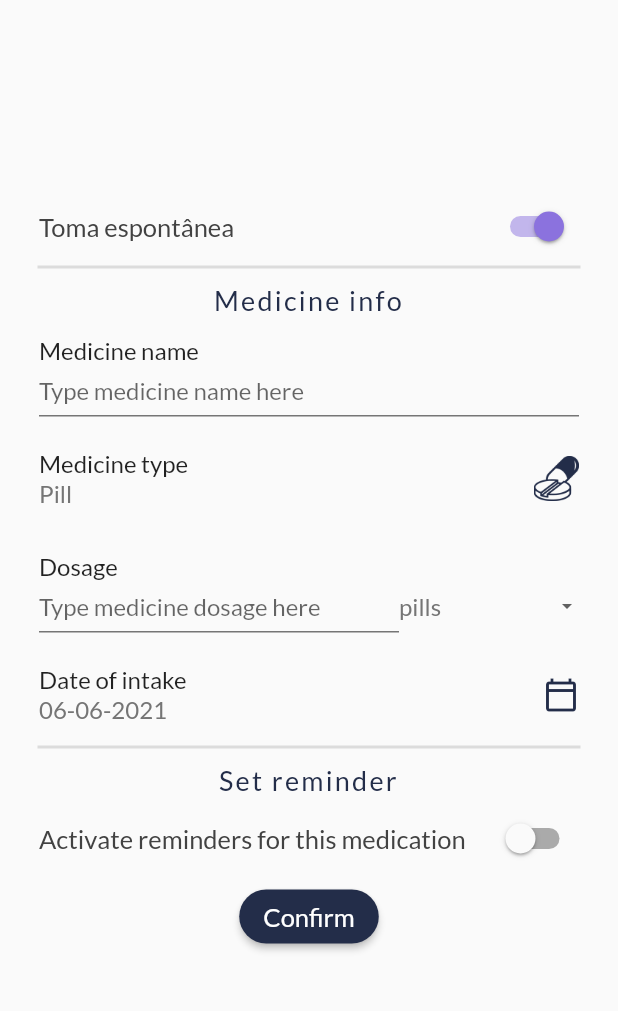
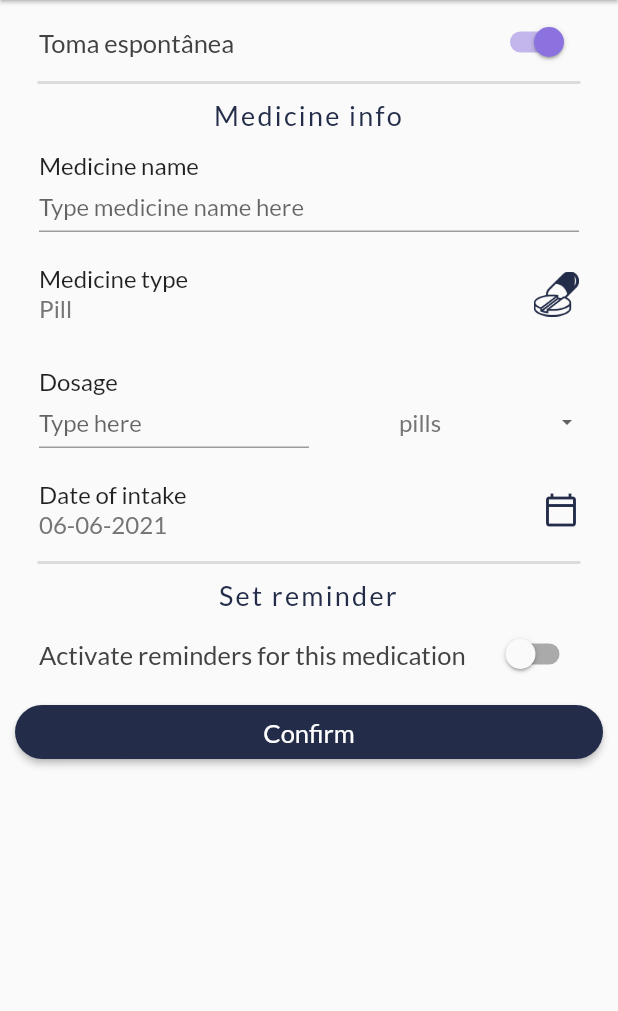
Before and after one commit to PIA-Group/Epilappsy, a Flutter app: the NewMedicationEntry screen opened directly, after a tap on "Toma espontânea", on a phone screen of 412 x 824 dp, the part 84-1095 px from its top. Run offline on Flutter 3.47's test engine with Material 2 defaults, Android fonts, the phone set to English and light mode, and no system bars; our stand-ins replace charts_flutter, chips_choice, cloud_firestore, connectivity, firebase_core, flutter_local_notifications and 8 more; missing offline and left inert: flutter_circular_slider, qr_code_scanner, slide_countdown_clock, transformer_page_view; accounts and stored records are empty.

Commit message:
solved keyboard popping up after showDialog

```diff
--- a/lib/Authentication/SignIn.dart
+++ b/lib/Authentication/SignIn.dart
@@ -215,6 +215,7 @@ class _SignInState extends State<SignIn> {
                       )),
                   SizedBox(height: height * 0.02),
                   Container(
+                    height: 45,
                     width: double.infinity,
                     child: ElevatedButton(
                       onPressed: () => _login(),
--- a/lib/Pages/Medication/NewMedicationEntry.dart
+++ b/lib/Pages/Medication/NewMedicationEntry.dart
@@ -63,7 +63,9 @@ class _NewMedicationEntryState extends State<NewMedicationEntry> {
 
   TextEditingController medicineNameController = TextEditingController();
   TextEditingController medicineDosageController = TextEditingController();
-  //int intervalSelected;
+
+  FocusNode focusName = FocusNode();
+  FocusNode focusDosage = FocusNode();
 
   @override
   void initState() {
@@ -122,17 +124,28 @@ class _NewMedicationEntryState extends State<NewMedicationEntry> {
   Widget build(BuildContext context) {
     return Scaffold(
       appBar: appBarAll(context, [], 'Medication'),
-        body: Center(
+      body: Listener(
+        onPointerDown: (_) {
+          FocusScopeNode currentFocus = FocusScope.of(context);
+          if (!currentFocus.hasPrimaryFocus &&
+              currentFocus.focusedChild != null) {
+            currentFocus.focusedChild.unfocus();
+          }
+        },
+        /* GestureDetector(
+          onTap: () {
+            FocusScope.of(context).unfocus();
+          }, */
+        child: Center(
           child: Padding(
               padding: EdgeInsets.symmetric(horizontal: 10),
               child: ValueListenableBuilder(
                   valueListenable: widget.answers,
                   builder: (BuildContext context, MedicationAnswers _answers,
                       Widget child) {
-                    return SingleChildScrollView(
-                        child: Form(
+                    return Form(
                       key: _formKey,
-                      child: Column(
+                      child: ListView(
                         children: <Widget>[
                           // TOMA ESPONTÂNEA
                           SwitchListTile(
@@ -181,18 +194,6 @@ class _NewMedicationEntryState extends State<NewMedicationEntry> {
                                       },
                                       decoration: new InputDecoration(
                                           isDense: true,
-                                          enabledBorder: UnderlineInputBorder(
-                                            borderSide: BorderSide(
-                                                color: Colors.grey[600]),
-                                          ),
-                                          focusedBorder: UnderlineInputBorder(
-                                            borderSide: BorderSide(
-                                                color: Colors.grey[600]),
-                                          ),
-                                          border: UnderlineInputBorder(
-                                            borderSide: BorderSide(
-                                                color: Colors.grey[600]),
-                                          ),
                                           hintText: 'Type medicine name here'),
                                     ),
                                   ),
@@ -236,7 +237,7 @@ class _NewMedicationEntryState extends State<NewMedicationEntry> {
                                 mainAxisAlignment: MainAxisAlignment.end,
                                 children: <Widget>[
                                   new Expanded(
-                                    flex: 2,
+                                    flex: 3,
                                     child: new TextFormField(
                                       controller: medicineDosageController,
                                       keyboardType: TextInputType.phone,
@@ -253,25 +254,14 @@ class _NewMedicationEntryState extends State<NewMedicationEntry> {
                                         return null;
                                       },
                                       decoration: new InputDecoration(
-                                          isDense: true,
-                                          enabledBorder: UnderlineInputBorder(
-                                            borderSide: BorderSide(
-                                                color: Colors.grey[600]),
-                                          ),
-                                          focusedBorder: UnderlineInputBorder(
-                                            borderSide: BorderSide(
-                                                color: Colors.grey[600]),
-                                          ),
-                                          border: UnderlineInputBorder(
-                                            borderSide: BorderSide(
-                                                color: Colors.grey[600]),
-                                          ),
-                                          hintText:
-                                              'Type medicine dosage here'),
+                                          isDense: true, hintText: 'Type here'),
                                     ),
                                   ),
+                                  Spacer(
+                                    flex: 1,
+                                  ),
                                   new Expanded(
-                                    flex: 1,
+                                    flex: 2,
                                     child: DropdownButton(
                                       isDense: true,
                                       hint: Text(dosageUnitList[0],
@@ -434,6 +424,7 @@ class _NewMedicationEntryState extends State<NewMedicationEntry> {
                                                 style: MyTextStyle(
                                                     color: Colors.grey[600],
                                                     fontSize: 16))),
+                                        Spacer()
                                       ],
                                     ),
                                   ),
@@ -469,11 +460,13 @@ class _NewMedicationEntryState extends State<NewMedicationEntry> {
                                 ),
                               ]),
                           ]),
-
-                          ElevatedButton(
+                          /* Padding(
+                            padding: EdgeInsets.symmetric(horizontal: MediaQuery.of(context).size.width*0.2),
+                            child:  */ElevatedButton(
                                 style: ElevatedButton.styleFrom(
                                   shape: RoundedRectangleBorder(
-                                  borderRadius: new BorderRadius.circular(30.0),
+                                    borderRadius:
+                                        new BorderRadius.circular(30.0),
                                   ),
                                   primary: DefaultColors.mainColor,
                                 ),
@@ -483,7 +476,8 @@ class _NewMedicationEntryState extends State<NewMedicationEntry> {
                                 onPressed: () {
                                   remDetails[0] = medicineNameController.text;
                                   remDetails[1] = _answers.type;
-                                remDetails[2] = medicineDosageController.text +
+                                  remDetails[2] =
+                                      medicineDosageController.text +
                                           ' ' +
                                           _answers.dosage['unit'];
                                   remDetails[3] = _mode;
@@ -496,7 +490,8 @@ class _NewMedicationEntryState extends State<NewMedicationEntry> {
 
                                   medDetails[0] = medicineNameController.text;
                                   medDetails[1] = _answers.type;
-                                medDetails[2] = medicineDosageController.text +
+                                  medDetails[2] =
+                                      medicineDosageController.text +
                                           ' ' +
                                           _answers.dosage['unit'];
                                   //medDetails[3] = _mode;
@@ -547,14 +542,17 @@ class _NewMedicationEntryState extends State<NewMedicationEntry> {
                                     //pushNewScreen(context, screen: MedicationPage());
                                   }
                                 }),
+
                           SizedBox(
                             height: 10,
                           ),
                         ],
                       ),
-                    ));
+                    );
                   })),
-        ));
+        ),
+      ),
+    );
   }
 
   String _fixHours(DateTime time) {
--- a/lib/Widgets/appBar.dart
+++ b/lib/Widgets/appBar.dart
@@ -32,7 +32,7 @@ Widget appBarAll(BuildContext context, List<Widget> _actions, title) {
         fit: BoxFit.contain,
       ),
     ),
-    elevation: 0.0,
+    elevation: 1.0,
     iconTheme: IconThemeData(
         color: DefaultColors.mainColor,
         size: 20), //Theme.of(context).accentColor),
```
Also changed, not shown: lib/Pages/AddSeizure/AddSeizurePage.dart (+8 -5 lines), lib/Pages/Medication/MedicationPage.dart (+16 -4 lines). Lines whose indentation alone changed are shown as unchanged.
